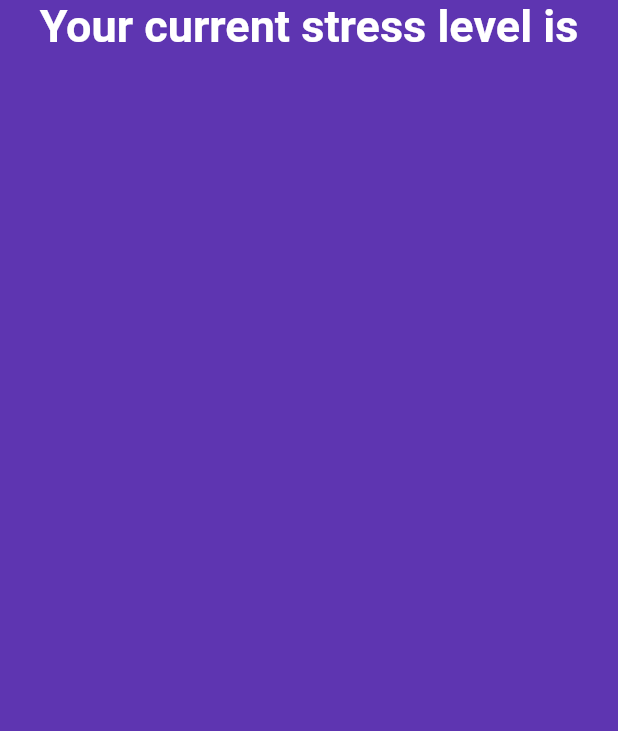
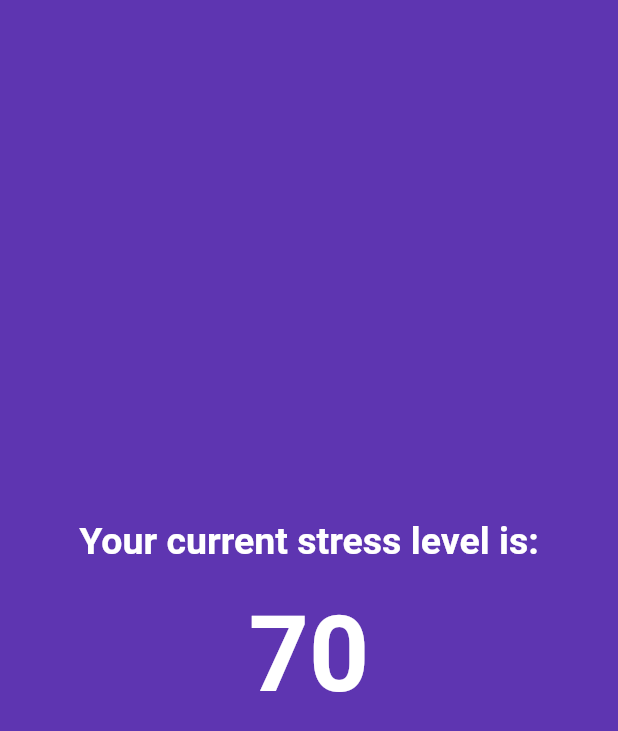
Before and after one commit to BugBunnies/SMINP, a Flutter app: the Stressometer screen opened directly, on a phone screen of 412 x 824 dp. Shown: the top 731 px of the screen. Run offline on Flutter 3.47's test engine with Material 2 defaults, Android fonts, the light colour scheme and no system bars; network calls fail.

Commit message:
Add files via upload

```diff
--- a/lib/calendar.dart
+++ b/lib/calendar.dart
@@ -12,7 +12,6 @@ class Task{
   Task(this.taskName, this.stressLevel, this.taskDate);
 }
 
-List<Task> tasks = List<Task>();
 List<List<Task>> megaTasks = List<List<Task>>();
 
 //second screen -> schedule
@@ -33,11 +32,8 @@ class _CalendarState extends State<Calendar> {
   @override
   Widget build (BuildContext ctxt) {
 
-    if(megaTasks.isEmpty){
-      print("Time to init");
+    if(megaTasks.isEmpty)
       initList();
-      print(megaTasks);
-    }
 
     final List<Color> colorCodes = <Color>[Colors.lightBlue, Colors.cyan,
       Colors.teal, Colors.green, Colors.lightGreen, Colors.lime, Colors.yellow,
@@ -78,9 +74,8 @@ class _CalendarState extends State<Calendar> {
                     ),
                     child: ListView.separated(
                       padding: const EdgeInsets.all(10),
-                      itemCount: tasks.length,
+                      itemCount: megaTasks[DateTime.now().weekday - 1].length,
                       itemBuilder: (context, index){
-
                         return OnSlide(
                             items: <ActionItems>[
                               new ActionItems(icon: new IconButton(
@@ -144,7 +139,7 @@ class _CalendarState extends State<Calendar> {
                                         DateTime.parse(dateController.text));
                                     // tasks.add(activeTask);
                                     megaTasks.elementAt(activeTask.taskDate.weekday - 1).add(activeTask);
-                                    print(megaTasks);
+                                    print(megaTasks.elementAt(activeTask.taskDate.weekday - 1).elementAt(0).taskName);
                                     Navigator.of(context, rootNavigator: true).pop();
                                   });
                                 },
--- a/lib/stress.dart
+++ b/lib/stress.dart
@@ -14,28 +14,35 @@ class _HomeState extends State<Stressometer> {
   @override
   Widget build (BuildContext context) {
     return Scaffold(
-      body: Column(
-        children: <Widget>[
+      body:
           Container(
             height: MediaQuery.of(context).size.height,
             width: MediaQuery.of(context).size.width,
             color: Colors.deepPurple[600],
               child: Column(
-              children: <Widget>[
-                Padding(
-                  padding: EdgeInsets.only(bottom: 10.0),
-                  child: Text("Your current stress level is",
+                mainAxisAlignment: MainAxisAlignment.center,
+                crossAxisAlignment: CrossAxisAlignment.center,
+
+                children: [
+                    Text("Your current stress level is:",
+                        textAlign: TextAlign.center,
                         style: TextStyle(
                           color: Colors.white,
-                      fontSize: 30.0,
-                      fontWeight: FontWeight.w600
+                          fontSize: 25.0,
+                          fontWeight: FontWeight.w600,
+                        )
+                    ),
+                  SizedBox(height: 20),
+                    Text("70",
+                        textAlign: TextAlign.center,
+                        style: TextStyle(
+                          color: Colors.white,
+                          fontSize: 70.0,
+                          fontWeight: FontWeight.w600,
                         )
                     )
-                )
-              ]
-            )
-          )
-        ]
+                  ],
+              ),
           ),
         drawer: SideMenu([Calendar(), WeeklyTasks(), Stressometer()]),
     );
```
Lines whose indentation alone changed are shown as unchanged.
